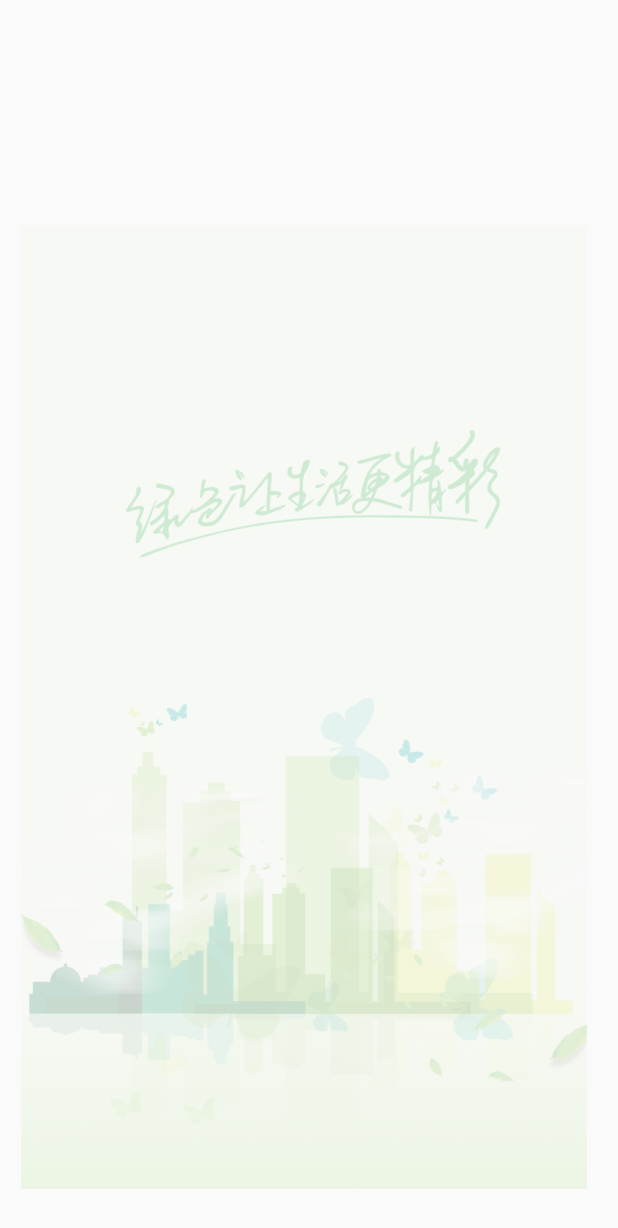
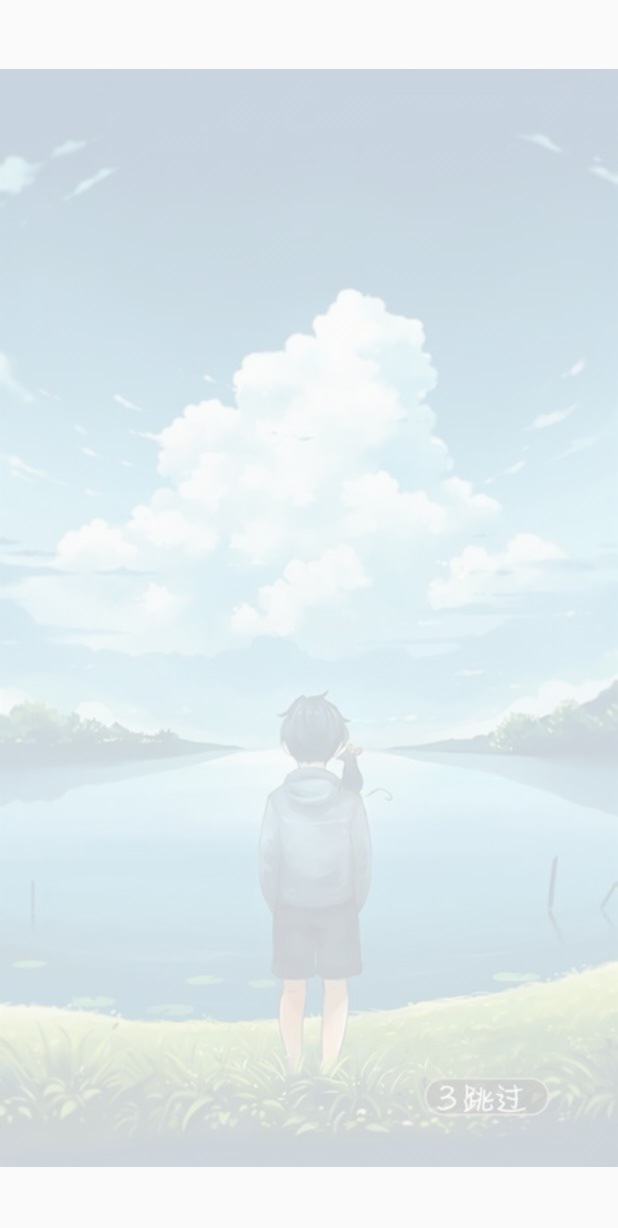
Before and after one commit to happyteam666/AndroidStore, an Android app: the screen it shows after launch (SplashActivity), on a phone screen of 412 x 824 dp. Shown: the top 1228 px of the screen. Run offline under Robolectric (Android 15) with nearby library versions, the phone set to English and light mode, and no system bars.

Commit message:
修复启动动画bug

```diff
--- a/app/src/main/res/layout/activity_splash.xml
+++ b/app/src/main/res/layout/activity_splash.xml
@@ -6,12 +6,12 @@
 
     <ImageView
         android:id="@+id/logo_iv"
-        android:layout_width="377dp"
-        android:layout_height="709dp"
-        android:layout_alignParentStart="true"
-        android:layout_alignParentBottom="true"
-        android:layout_marginStart="14dp"
-        android:layout_marginBottom="-1dp"
-        android:src="@drawable/pre" />
+        android:layout_width="wrap_content"
+        android:layout_height="wrap_content"
+        android:layout_centerInParent="true"
+        android:layout_marginTop="0dp"
+        android:layout_marginBottom="0dp"
+        android:src="@drawable/th"
+        android:contentDescription="@string/todo" />
 
 </RelativeLayout>
```
Also changed, not shown: app/src/main/res/drawable/th.jpg (added).
